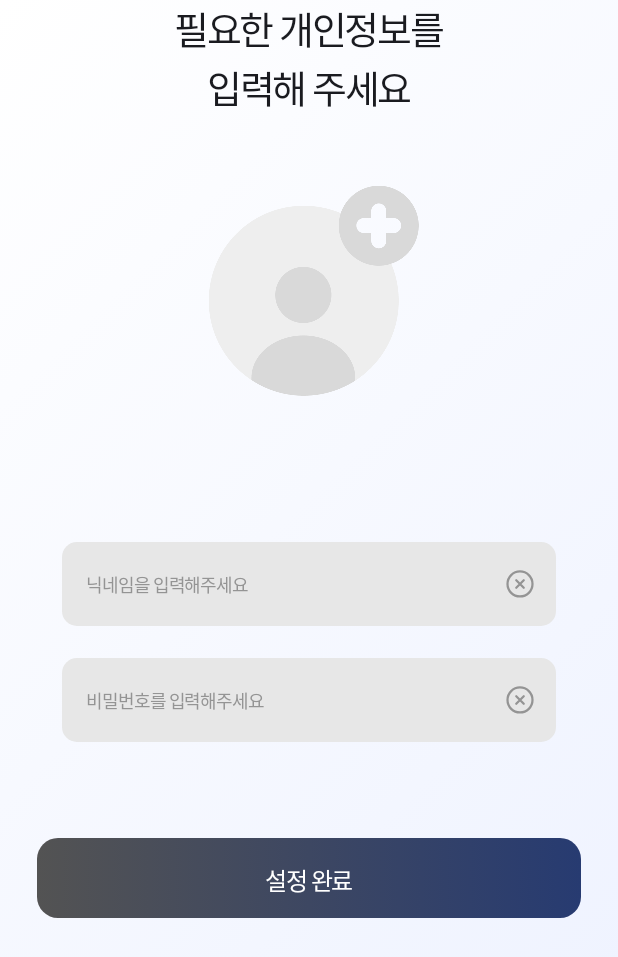
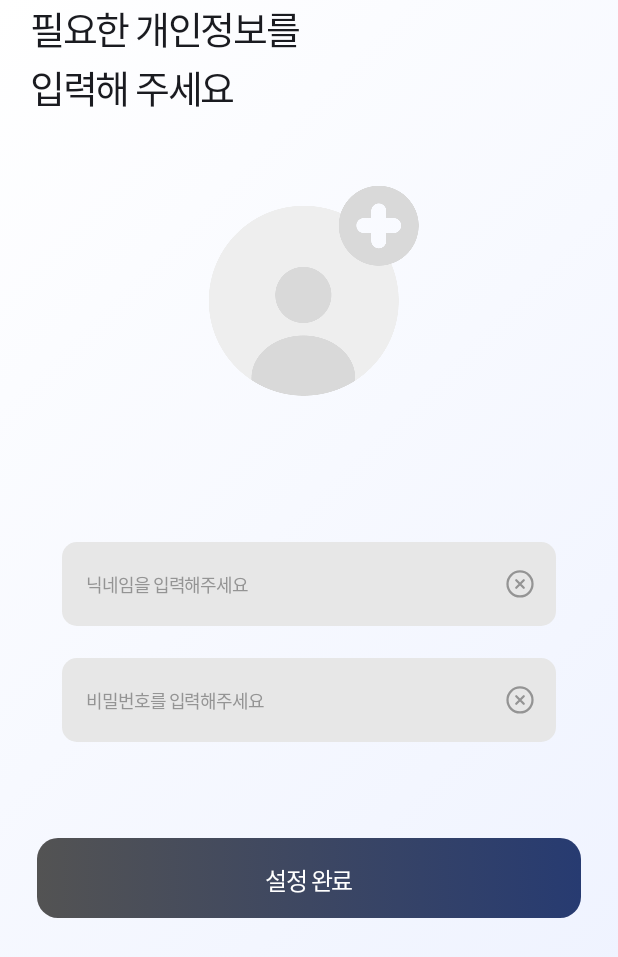
Before and after one commit to wns0865/semenemo, an Android app built with Jetpack Compose: the RegisterRoute screen opened through its navigation route, on a phone screen of 412 x 824 dp. Shown: the top 957 px of the screen. Run offline under Robolectric (Android 15) with nearby library versions, the phone set to English and light mode, and no system bars; our stand-ins replace Dagger/Hilt's generated code; libraries missing offline, so code that uses them is left out: io.metamask.androidsdk; Roboto replaces fonts that are not available here.

Commit message:
ui(#S11P21D109-171): alignStyle 파라미터 추가

```diff
--- a/android/presentation/src/main/java/com/semonemo/presentation/component/BoldTextWithKeywords.kt
+++ b/android/presentation/src/main/java/com/semonemo/presentation/component/BoldTextWithKeywords.kt
@@ -17,12 +17,18 @@ import com.semonemo.presentation.R
 import com.semonemo.presentation.theme.Main02
 import com.semonemo.presentation.theme.Typography
 
-/*
-@Param  fullText : 전체 텍스트
-        keywords : 강조할 키워드
-        brushFlag : brush 여부 , true -> brush on | false -> brush off
-        style : TextStyle
+/**
+ * TODO
+ *
+ * @param modifier
+ * @param fullText : 전체 텍스트
+ * @param keywords : 강조 키워드
+ * @param brushFlag : brush 여부, true -> brush on | false -> brush off
+ * @param boldStyle : 키워드에 적용될 스타일
+ * @param normalStyle : 일반 텍스트에 적용될 스타일
+ * @param alignStyle : 정렬 방식
  */
+
 @Composable
 fun BoldTextWithKeywords(
     modifier: Modifier = Modifier,
@@ -30,7 +36,8 @@ fun BoldTextWithKeywords(
     keywords: List<String>,
     brushFlag: List<Boolean>,
     boldStyle: TextStyle, // 키워드에 적용될 스타일
-    normalStyle: TextStyle, // 일반 텍스트에 적용될 스타일
+    normalStyle: TextStyle, // 일반 텍스트에 적용될 스타일,
+    alignStyle: TextAlign? = TextAlign.Start,
 ) {
     val annotatedText =
         buildAnnotatedString {
@@ -84,7 +91,7 @@ fun BoldTextWithKeywords(
     Text(
         modifier = modifier,
         text = annotatedText,
-        textAlign = TextAlign.Center,
+        textAlign = alignStyle,
     )
 }
 
--- a/android/presentation/src/main/java/com/semonemo/presentation/component/CustomDialog.kt
+++ b/android/presentation/src/main/java/com/semonemo/presentation/component/CustomDialog.kt
@@ -17,6 +17,7 @@ import androidx.compose.runtime.Composable
 import androidx.compose.ui.Alignment
 import androidx.compose.ui.Modifier
 import androidx.compose.ui.graphics.Color
+import androidx.compose.ui.text.style.TextAlign
 import androidx.compose.ui.tooling.preview.Preview
 import androidx.compose.ui.unit.dp
 import androidx.compose.ui.unit.sp
@@ -91,6 +92,7 @@ fun CustomDialog(
                         brushFlag = contentBrushFlag,
                         boldStyle = Typography.bodyMedium.copy(fontSize = 14.sp),
                         normalStyle = Typography.labelMedium.copy(fontSize = 14.sp),
+                        alignStyle = TextAlign.Center,
                     )
                     Spacer(modifier = Modifier.weight(1f))
                     Row {
@@ -145,7 +147,8 @@ fun CustomDialogPreview() {
     SemonemoTheme {
         CustomDialog(
             title = "해당 NFT를 공개로 변경하시겠습니까?",
-            content = "NFT 공개 변경 시 사용자들에게 판매할 수 있으며,\n" +
+            content =
+                "NFT 공개 변경 시 사용자들에게 판매할 수 있으며,\n" +
                     "원할 때 언제든 다시 비공개로 변경할 수 있어요.",
             onDismissMessage = "취소",
             onConfirmMessage = "변경",
```
